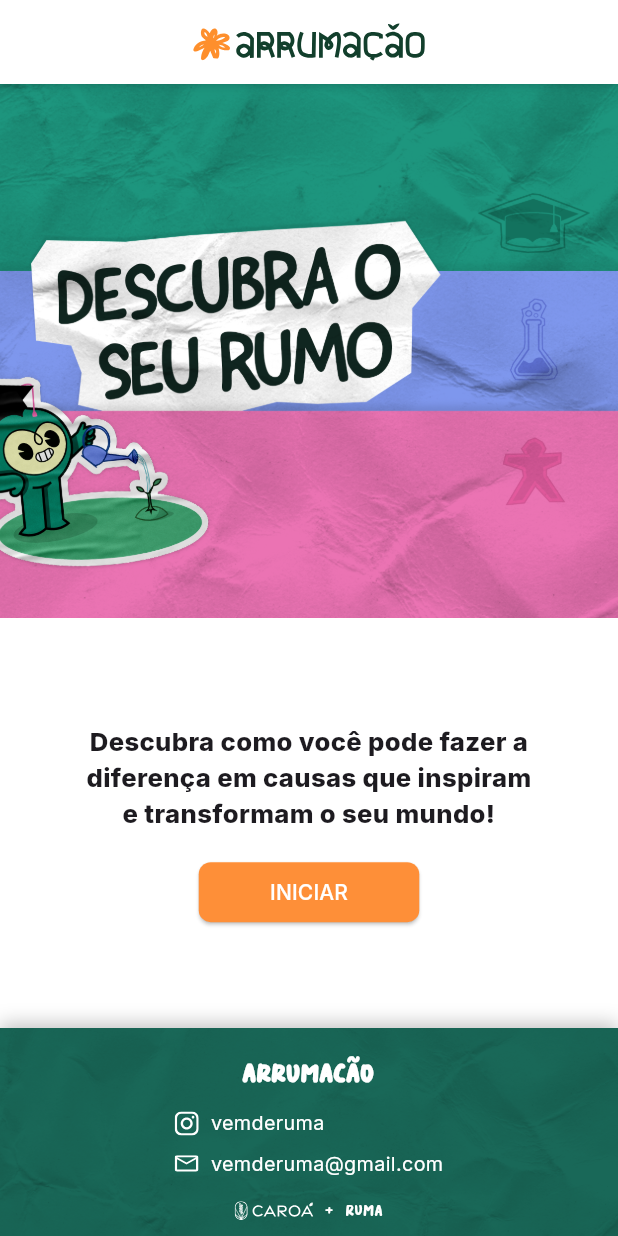
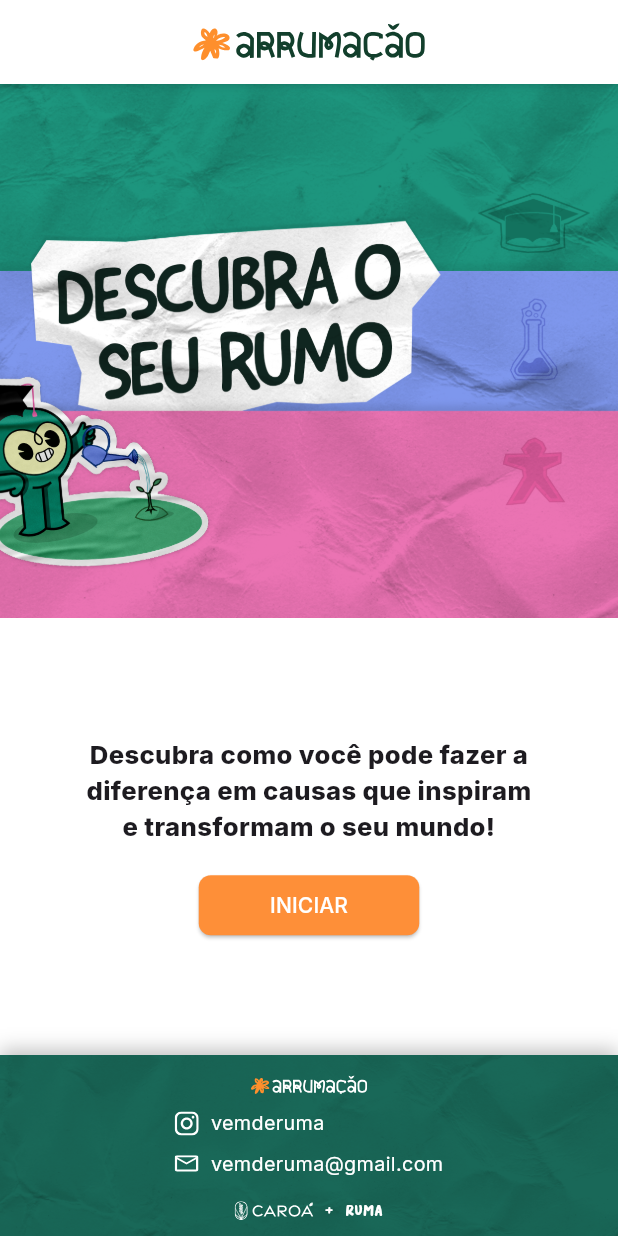
Before and after one commit to joaopedroaragao/RumacaoFront, a Flutter app: the screen it shows after launch, on a phone screen of 412 x 824 dp. Run offline on Flutter 3.47's test engine with Material 3 defaults, Android fonts, the phone set to English and light mode, and no system bars; our stand-ins replace carousel_slider, flutter_svg, get, shared_preferences; missing offline and left inert: dart:html.

Commit message:
Corrigindo problemas no geral

```diff
--- a/lib/constants/app_constants.dart
+++ b/lib/constants/app_constants.dart
@@ -42,6 +42,7 @@ class AppStrings {
 
   static const String headerLogo = "assets/images/logo_header.png";
   static const String headerLogoSvg = "assets/images/logo_header.svg";
+  static const String headerLogoWhiteSvg = "assets/images/logo_header_white.svg";
 
   static const String rumacaoIcon = "assets/images/rumacao_icon.png";
   static const String rumacaoIconSvg = "assets/images/rumacao_icon.svg";
--- a/lib/view/global/footer.dart
+++ b/lib/view/global/footer.dart
@@ -46,11 +46,16 @@ class Footer extends StatelessWidget {
             children: [
               Padding(
                 padding: EdgeInsets.symmetric(vertical: 12.0 * scale),
-                child: Text(
-                  AppStrings.footerTitle,
-                  style: AppStyles.footerTitle.copyWith(
-                    // fontSize: AppStyles.footerTitle.fontSize! * scale,
-                  ),
+                // child: Text(
+                //   AppStrings.footerTitle,
+                //   style: AppStyles.footerTitle.copyWith(
+                //     // fontSize: AppStyles.footerTitle.fontSize! * scale,
+                //   ),
+                // ),
+                child: SvgPicture.asset(
+                  AppStrings.headerLogoWhiteSvg,
+                  height: 25 * scale,
+                  fit: BoxFit.fitHeight,
                 ),
               ),
               _socialLinks(scale),
```
Also changed, not shown: assets/images/logo_header_white.svg (added).
